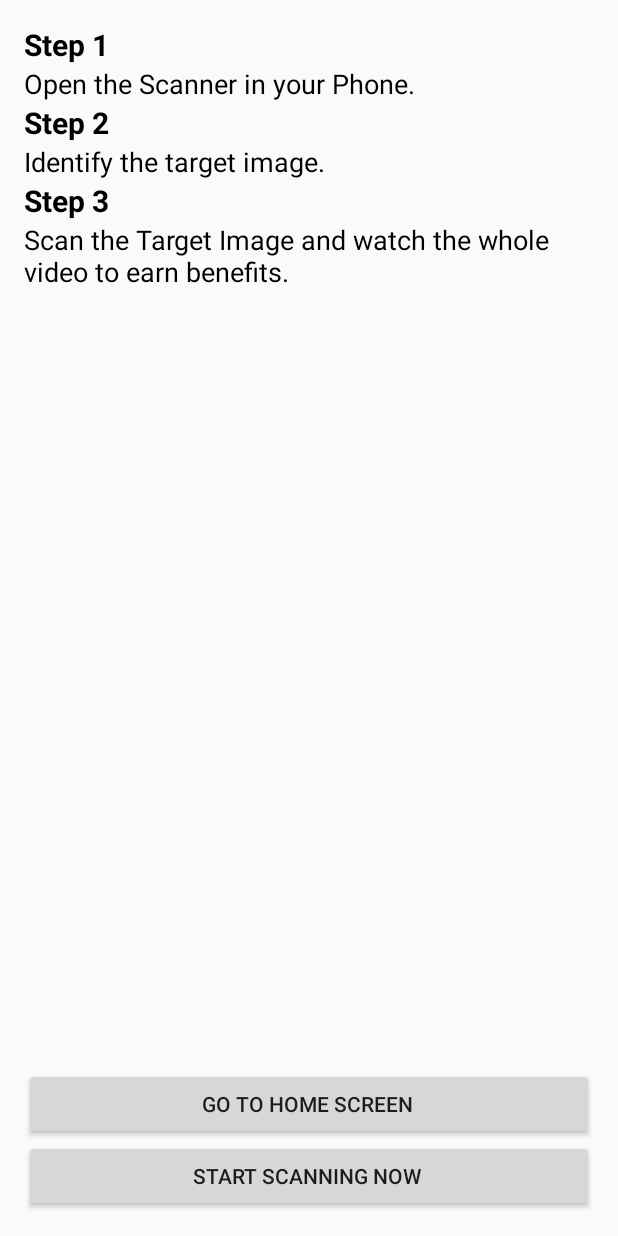
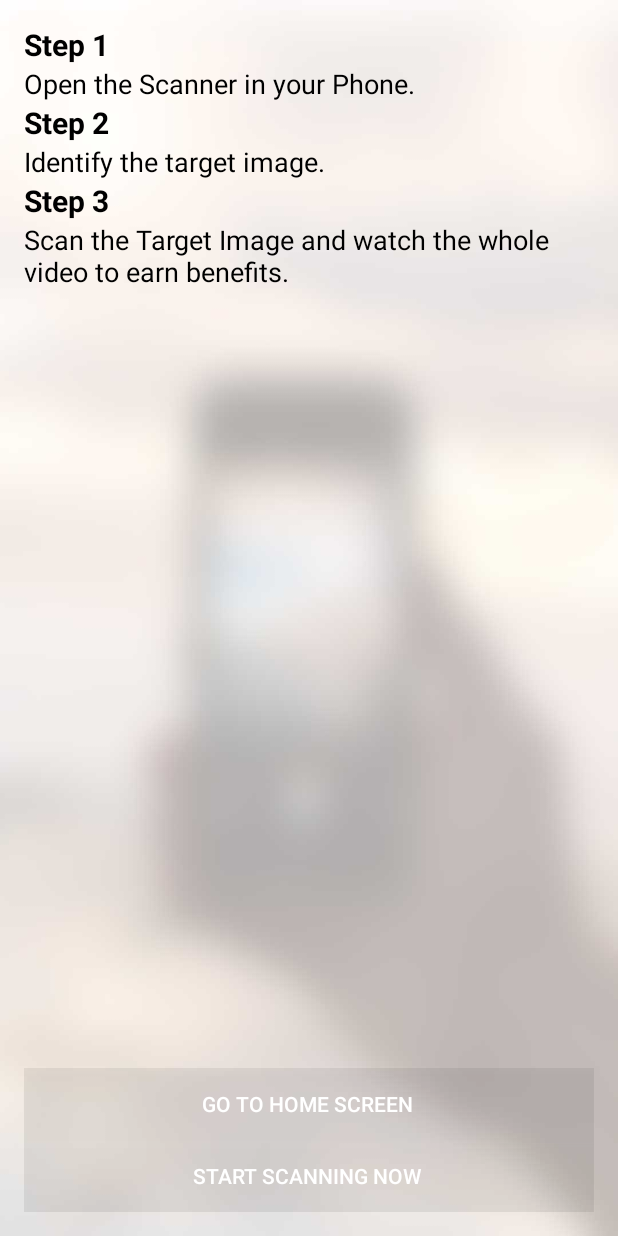
Before and after one commit to CodersForLife/IgnitAR, an Android app: the ScannerActivity screen opened directly, with no data from a screen before it, on a phone screen of 412 x 824 dp. Run offline under Robolectric (Android 15) with nearby library versions, the phone set to English and light mode, and no system bars; libraries missing offline, so code that uses them is left out: com.facebook.

Commit message:
layout changes

```diff
--- a/app/src/main/res/layout/activity_home.xml
+++ b/app/src/main/res/layout/activity_home.xml
@@ -23,7 +23,7 @@
             android:layout_width="match_parent"
             android:layout_height="wrap_content"
             android:background="@android:color/white"
-            android:theme="@style/Toolbar" />
+            android:theme="@style/Tabs" />
 
         <android.support.v4.view.ViewPager
             android:id="@+id/pager"
@@ -45,6 +45,7 @@
         android:layout_marginLeft="11dp"
         android:layout_marginRight="11dp"
         android:layout_gravity="bottom|end"
+        android:tint="#ee7474"
         app:fabSize="normal"
         app:pressedTranslationZ="12dp" />
 </android.support.design.widget.CoordinatorLayout>
--- a/app/src/main/res/layout/activity_scanner.xml
+++ b/app/src/main/res/layout/activity_scanner.xml
@@ -6,6 +6,7 @@
     android:paddingBottom="@dimen/activity_vertical_margin"
     android:paddingLeft="@dimen/activity_horizontal_margin"
     android:paddingRight="@dimen/activity_horizontal_margin"
+    android:background="@drawable/background_blur"
     android:paddingTop="@dimen/activity_vertical_margin"
     tools:context=".activities.ScannerActivity">
 
@@ -17,6 +18,7 @@
         android:textSize="20sp"
         android:textStyle="bold"
         android:id="@+id/textView2" />
+
     <TextView
         android:layout_width="wrap_content"
         android:layout_height="wrap_content"
@@ -39,6 +41,7 @@
     android:textSize="20sp"
     android:textStyle="bold"
     android:id="@+id/textView3" />
+
     <TextView
         android:layout_width="wrap_content"
         android:layout_height="wrap_content"
@@ -76,6 +79,8 @@
         android:layout_height="wrap_content"
         android:layout_alignParentBottom="true"
         android:layout_alignParentLeft="true"
+        android:background="#11000000"
+        android:textColor="@color/white"
         android:layout_alignParentStart="true"
         android:text="Start scanning now " />
     <Button
@@ -83,9 +88,9 @@
         android:layout_alignParentStart="true"
         android:layout_width="match_parent"
         android:id="@+id/home"
+        android:background="#11000000"
+        android:textColor="@color/white"
         android:text="Go to home screen "
         android:layout_above="@+id/start_scan"
         android:layout_height="wrap_content" />
-
-
 </RelativeLayout>
--- a/app/src/main/res/values/colors.xml
+++ b/app/src/main/res/values/colors.xml
@@ -1,7 +1,7 @@
 <?xml version="1.0" encoding="utf-8"?>
 <resources>
-    <color name="colorPrimary">#3F51B5</color>
-    <color name="colorPrimaryDark">#303F9F</color>
+    <color name="colorPrimary">#2d2e32</color>
+    <color name="colorPrimaryDark">#2f3238</color>
     <color name="colorAccent">#FF4081</color>
 
     <color name="black">#000000</color>
--- a/app/src/main/res/values/styles.xml
+++ b/app/src/main/res/values/styles.xml
@@ -42,4 +42,9 @@
         <item name="android:background">@color/colorPrimary</item>
         <item name="android:textColorPrimary">@android:color/white</item>
     </style>
+    <style name="Tabs" parent="Widget.AppCompat.Light.ActionBar">
+        <item name="android:background">@color/colorPrimary</item>
+        <item name="android:textColorPrimary">#ee7474</item>
+        <item name="android:textColorSecondary">#c7c6c6</item>
+    </style>
 </resources>
```
Also changed, not shown: app/src/main/res/layout/activity_splash_screen.xml (+10 -4 lines).
